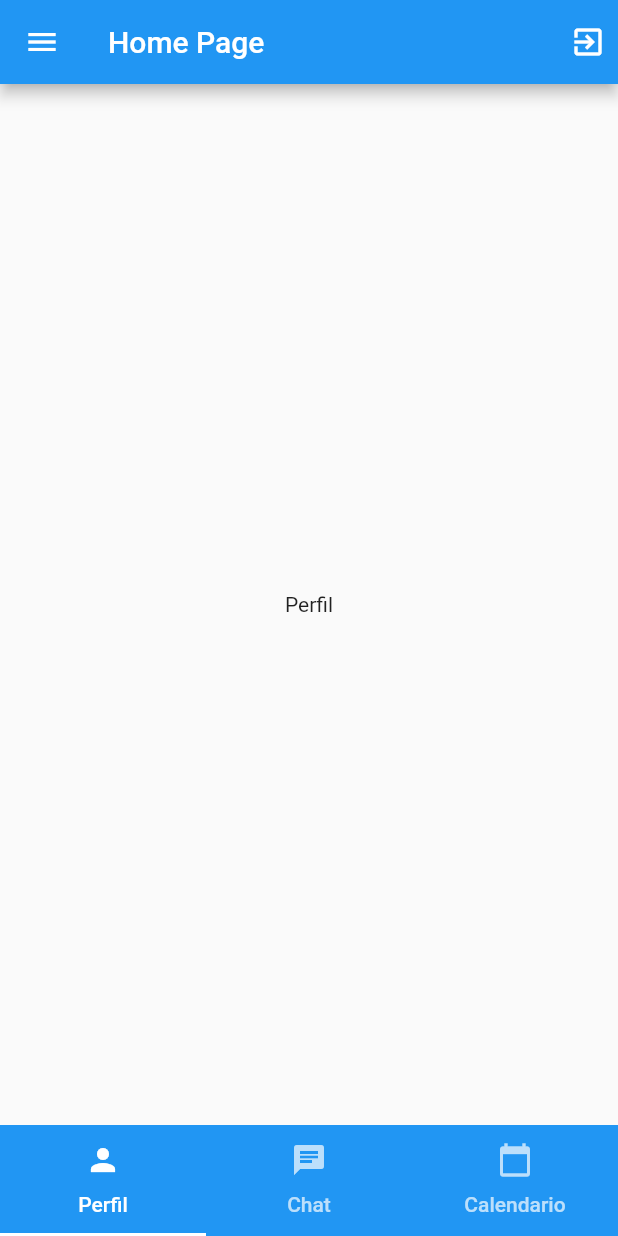
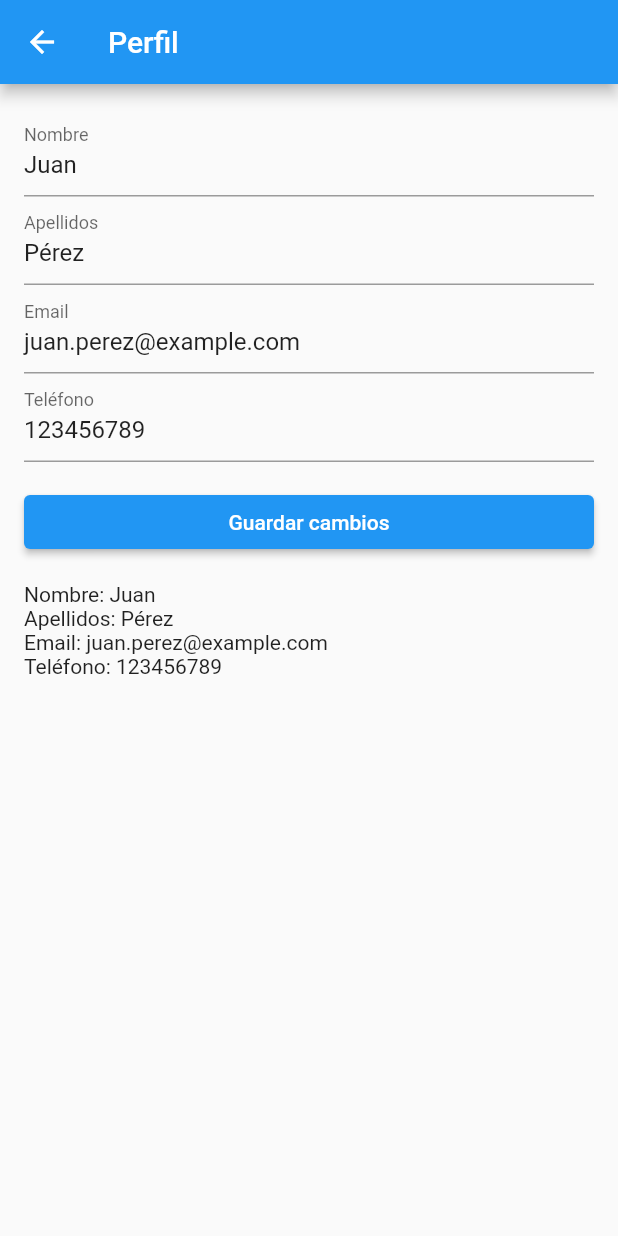
Before and after one commit to iancarcha/portalempleado, a Flutter app: the MyHomePage screen opened directly, in the side drawer, after a tap on "Perfil", on a phone screen of 412 x 824 dp. Run offline on Flutter 3.47's test engine with Material 2 defaults, Android fonts, the phone set to English and light mode, and no system bars; our stand-ins replace cloud_firestore, firebase_auth, firebase_core, table_calendar; accounts and stored records are empty.

Commit message:
calendario casi acabado comienzo con el perfil

```diff
--- a/lib/MyHomePage.dart
+++ b/lib/MyHomePage.dart
@@ -4,6 +4,7 @@ import 'package:flutter/material.dart';
 import 'package:portalempleado/CalendarPage.dart';
 import 'package:portalempleado/ChatScreen.dart';
 import 'package:portalempleado/LoginPage.dart';
+import 'package:portalempleado/Perfil.dart';
 
 class MyHomePage extends StatefulWidget {
   const MyHomePage({super.key});
@@ -15,11 +16,18 @@ class MyHomePage extends StatefulWidget {
 
 class _MyHomePageState extends State<MyHomePage> with SingleTickerProviderStateMixin {
   late TabController _tabController;
+  late Empleado empleado;
 
   @override
   void initState() {
     super.initState();
     _tabController = TabController(length: 3, vsync: this);
+    empleado = Empleado(
+      nombre: 'Juan',
+      apellidos: 'Pérez',
+      email: 'juan.perez@example.com',
+      telefono: '123456789',
+    );
   }
 
   @override
@@ -101,13 +109,13 @@ class _MyHomePageState extends State<MyHomePage> with SingleTickerProviderStateM
               leading: Icon(Icons.person),
               title: Text('Perfil'),
               onTap: () {
-                setState(() {
-                  dropdownValue = 'Perfil';
-                  _tabController.animateTo(0);
-                });
-                Navigator.pop(context);
+                Navigator.push(
+                  context,
+                  MaterialPageRoute(builder: (context) => Perfil(empleado: empleado)),
+                );
               },
             ),
+
             ListTile(
               leading: Icon(Icons.chat),
               title: Text('Chat'),
@@ -118,6 +126,7 @@ class _MyHomePageState extends State<MyHomePage> with SingleTickerProviderStateM
                 );
               },
             ),
+
             ListTile(
               leading: Icon(Icons.calendar_today),
               title: Text('Calendario'),
--- /dev/null
+++ b/lib/Perfil.dart
@@ -0,0 +1,108 @@
+import 'package:flutter/material.dart';
+
+class Empleado {
+  String nombre;
+  String apellidos;
+  String email;
+  String telefono;
+
+  Empleado({
+    required this.nombre,
+    required this.apellidos,
+    required this.email,
+    required this.telefono,
+  });
+
+  void editarNombre(String nuevoNombre) {
+    this.nombre = nuevoNombre;
+  }
+
+  void editarApellidos(String nuevosApellidos) {
+    this.apellidos = nuevosApellidos;
+  }
+
+  void editarEmail(String nuevoEmail) {
+    this.email = nuevoEmail;
+  }
+
+  void editarTelefono(String nuevoTelefono) {
+    this.telefono = nuevoTelefono;
+  }
+}
+
+class Perfil extends StatefulWidget {
+  final Empleado empleado;
+
+  Perfil({required this.empleado});
+
+  @override
+  _PerfilState createState() => _PerfilState();
+}
+
+class _PerfilState extends State<Perfil> {
+  TextEditingController _nombreController = TextEditingController();
+  TextEditingController _apellidosController = TextEditingController();
+  TextEditingController _emailController = TextEditingController();
+  TextEditingController _telefonoController = TextEditingController();
+
+  @override
+  void initState() {
+    super.initState();
+    _nombreController.text = widget.empleado.nombre;
+    _apellidosController.text = widget.empleado.apellidos;
+    _emailController.text = widget.empleado.email;
+    _telefonoController.text = widget.empleado.telefono;
+  }
+
+  void _guardarCambios() {
+    setState(() {
+      widget.empleado.editarNombre(_nombreController.text);
+      widget.empleado.editarApellidos(_apellidosController.text);
+      widget.empleado.editarEmail(_emailController.text);
+      widget.empleado.editarTelefono(_telefonoController.text);
+    });
+  }
+
+  @override
+  Widget build(BuildContext context) {
+    return Scaffold(
+      appBar: AppBar(
+        title: Text('Perfil'),
+      ),
+      body: Padding(
+        padding: EdgeInsets.all(16),
+        child: Column(
+          crossAxisAlignment: CrossAxisAlignment.stretch,
+          children: [
+            TextField(
+              controller: _nombreController,
+              decoration: InputDecoration(labelText: 'Nombre'),
+            ),
+            TextField(
+              controller: _apellidosController,
+              decoration: InputDecoration(labelText: 'Apellidos'),
+            ),
+            TextField(
+              controller: _emailController,
+              decoration: InputDecoration(labelText: 'Email'),
+            ),
+            TextField(
+              controller: _telefonoController,
+              decoration: InputDecoration(labelText: 'Teléfono'),
+            ),
+            SizedBox(height: 16),
+            ElevatedButton(
+              onPressed: _guardarCambios,
+              child: Text('Guardar cambios'),
+            ),
+            SizedBox(height: 16),
+            Text('Nombre: ${widget.empleado.nombre}'),
+            Text('Apellidos: ${widget.empleado.apellidos}'),
+            Text('Email: ${widget.empleado.email}'),
+            Text('Teléfono: ${widget.empleado.telefono}'),
+          ],
+        ),
+      ),
+    );
+  }
+}
```
Also changed, not shown: lib/CalendarPage.dart (+27 -8 lines).
